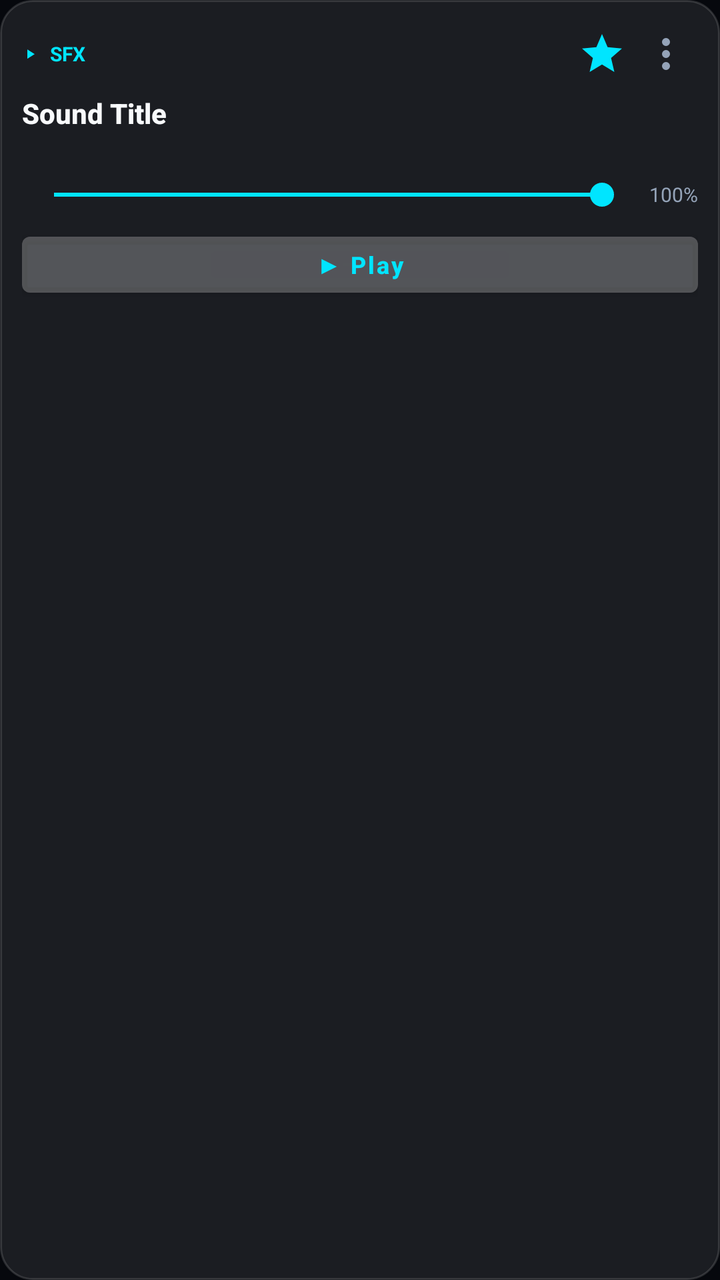
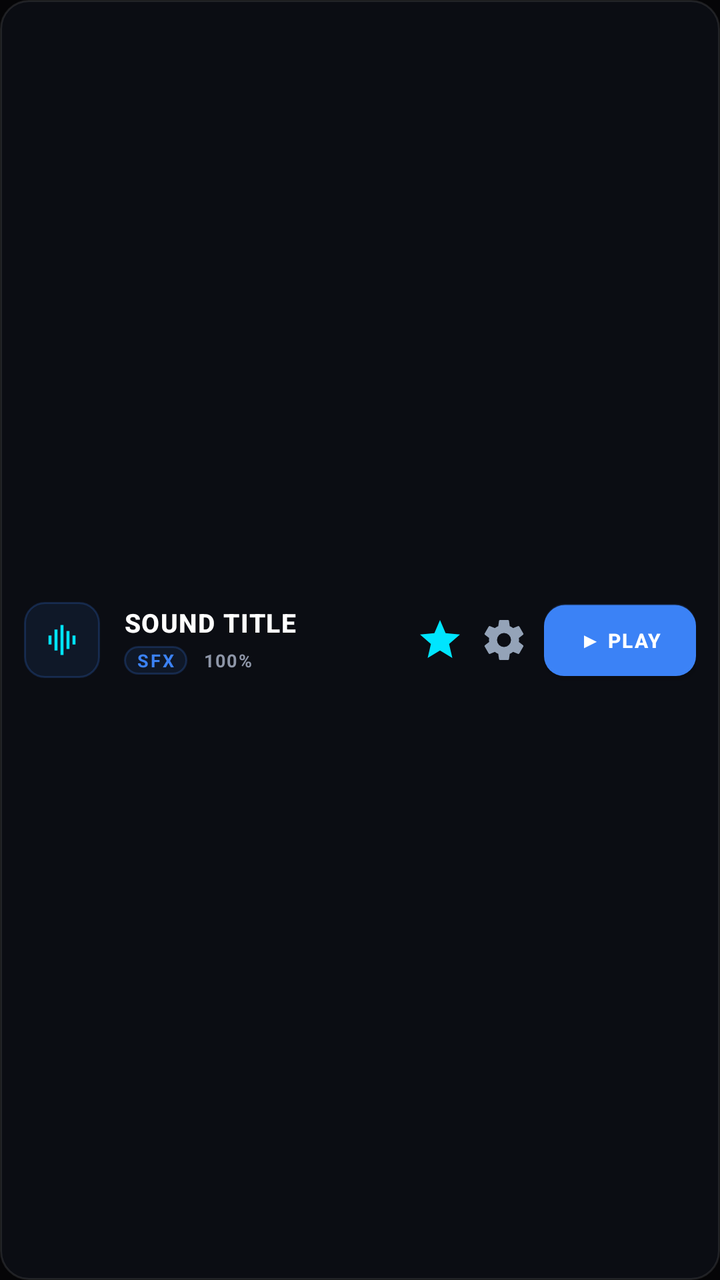

Two renders of the same Android screen: before a commit and after it. Below are the layout's source before the change and the commit's diff.
<!-- AndroidManifest.xml: application theme Theme.AuraSoundboard -->
<!-- res/layout/item_sound_card.xml -->
<?xml version="1.0" encoding="utf-8"?>
<LinearLayout xmlns:android="http://schemas.android.com/apk/res/android"
    android:id="@+id/cardRoot"
    android:layout_width="match_parent"
    android:layout_height="wrap_content"
    android:layout_margin="5dp"
    android:background="@drawable/bg_glass_card"
    android:orientation="vertical"
    android:padding="11dp">

    <LinearLayout
        android:layout_width="match_parent"
        android:layout_height="wrap_content"
        android:gravity="center_vertical"
        android:orientation="horizontal">

        <View
            android:id="@+id/viewActiveIndicator"
            android:layout_width="8dp"
            android:layout_height="8dp"
            android:background="@drawable/ic_play" />

        <TextView
            android:id="@+id/tvSoundCategory"
            android:layout_width="0dp"
            android:layout_height="wrap_content"
            android:layout_marginStart="6dp"
            android:layout_weight="1"
            android:ellipsize="end"
            android:maxLines="1"
            android:text="SFX"
            android:textColor="@color/accent_cyan"
            android:textSize="10sp"
            android:textStyle="bold" />

        <ImageButton
            android:id="@+id/btnFavorite"
            android:layout_width="32dp"
            android:layout_height="32dp"
            android:background="?attr/selectableItemBackgroundBorderless"
            android:contentDescription="Favorite"
            android:src="@drawable/ic_favorite" />

        <ImageButton
            android:id="@+id/btnMoreOptions"
            android:layout_width="32dp"
            android:layout_height="32dp"
            android:background="?attr/selectableItemBackgroundBorderless"
            android:contentDescription="Edit Sound"
            android:src="@drawable/ic_more" />
    </LinearLayout>

    <TextView
        android:id="@+id/tvSoundName"
        android:layout_width="match_parent"
        android:layout_height="wrap_content"
        android:layout_marginTop="4dp"
        android:ellipsize="end"
        android:fontFamily="sans-serif-medium"
        android:maxLines="2"
        android:minLines="2"
        android:text="Sound Title"
        android:textColor="@color/text_primary"
        android:textSize="14sp"
        android:textStyle="bold" />

    <LinearLayout
        android:layout_width="match_parent"
        android:layout_height="wrap_content"
        android:layout_marginTop="6dp"
        android:gravity="center_vertical"
        android:orientation="horizontal">

        <SeekBar
            android:id="@+id/seekItemVolume"
            android:layout_width="0dp"
            android:layout_height="wrap_content"
            android:layout_weight="1"
            android:max="100"
            android:progress="100" />

        <TextView
            android:id="@+id/tvItemVolume"
            android:layout_width="32dp"
            android:layout_height="wrap_content"
            android:gravity="end"
            android:text="100%"
            android:textColor="@color/text_secondary"
            android:textSize="10sp" />
    </LinearLayout>

    <Button
        android:id="@+id/btnPlayToggle"
        android:layout_width="match_parent"
        android:layout_height="40dp"
        android:layout_marginTop="6dp"
        android:backgroundTint="@color/glass_panel_elevated"
        android:text="▶ Play"
        android:textAllCaps="false"
        android:textColor="@color/accent_cyan"
        android:textSize="12sp"
        android:textStyle="bold" />
</LinearLayout>
<!-- resources referenced by this layout -->
<resources>
  <color name="accent_cyan">#00E5FF</color>
  <color name="glass_panel_elevated">#22FFFFFF</color>
  <color name="text_primary">#F8FAFC</color>
  <color name="text_secondary">#94A3B8</color>
  <!-- drawable bg_glass_card (drawable) -->
  <?xml version="1.0" encoding="utf-8"?>
  <shape xmlns:android="http://schemas.android.com/apk/res/android"
      android:shape="rectangle">
      <solid android:color="@color/glass_panel_fill" />
      <corners android:radius="16dp" />
      <stroke
          android:width="1dp"
          android:color="@color/glass_border_subtle" />
  </shape>
  <!-- drawable ic_favorite (drawable) -->
  <?xml version="1.0" encoding="utf-8"?>
  <vector xmlns:android="http://schemas.android.com/apk/res/android"
      android:width="24dp"
      android:height="24dp"
      android:viewportWidth="24"
      android:viewportHeight="24">
      <path
          android:fillColor="#00E5FF"
          android:pathData="M12,17.27L18.18,21L16.54,13.97L22,9.24L14.81,8.62L12,2L9.19,8.62L2,9.24L7.45,13.97L5.82,21L12,17.27Z" />
  </vector>
  <!-- drawable ic_more (drawable) -->
  <?xml version="1.0" encoding="utf-8"?>
  <vector xmlns:android="http://schemas.android.com/apk/res/android"
      android:width="24dp"
      android:height="24dp"
      android:viewportWidth="24"
      android:viewportHeight="24">
      <path
          android:fillColor="#94A3B8"
          android:pathData="M12,16A2,2 0,0 1,14 18A2,2 0,0 1,12 20A2,2 0,0 1,10 18A2,2 0,0 1,12 16M12,10A2,2 0,0 1,14 12A2,2 0,0 1,12 14A2,2 0,0 1,10 12A2,2 0,0 1,12 10M12,4A2,2 0,0 1,14 6A2,2 0,0 1,12 8A2,2 0,0 1,10 6A2,2 0,0 1,12 4Z" />
  </vector>
  <!-- drawable ic_play (drawable) -->
  <?xml version="1.0" encoding="utf-8"?>
  <vector xmlns:android="http://schemas.android.com/apk/res/android"
      android:width="24dp"
      android:height="24dp"
      android:viewportWidth="24"
      android:viewportHeight="24">
      <path
          android:fillColor="#00E5FF"
          android:pathData="M8,5.14V19.14L19,12.14L8,5.14Z" />
  </vector>
  <color name="glass_panel_fill">#16FFFFFF</color>
  <color name="glass_border_subtle">#24FFFFFF</color>
  <color name="accent_indigo">#6366F1</color>
  <color name="bg_obsidian_deep">#06080D</color>
  <!-- unchanged entries left out for length: 1 -->
</resources>

<!-- the commit's change to res/layout/item_sound_card.xml (unified diff, before → after) -->
@@ -3,101 +3,121 @@
     android:id="@+id/cardRoot"
     android:layout_width="match_parent"
     android:layout_height="wrap_content"
-    android:layout_margin="5dp"
+    android:layout_marginVertical="4dp"
     android:background="@drawable/bg_glass_card"
-    android:orientation="vertical"
-    android:padding="11dp">
+    android:gravity="center_vertical"
+    android:orientation="horizontal"
+    android:paddingHorizontal="12dp"
+    android:paddingVertical="10dp">
 
-    <LinearLayout
-        android:layout_width="match_parent"
-        android:layout_height="wrap_content"
-        android:gravity="center_vertical"
-        android:orientation="horizontal">
+    
+    <FrameLayout
+        android:id="@+id/badgeContainer"
+        android:layout_width="38dp"
+        android:layout_height="38dp"
+        android:background="@drawable/bg_badge_squircle">
 
         <View
             android:id="@+id/viewActiveIndicator"
-            android:layout_width="8dp"
-            android:layout_height="8dp"
-            android:background="@drawable/ic_play" />
+            android:layout_width="18dp"
+            android:layout_height="18dp"
+            android:layout_gravity="center"
+            android:background="@drawable/ic_sound_wave" />
+    </FrameLayout>
+
+    
+    <LinearLayout
+        android:layout_width="0dp"
+        android:layout_height="wrap_content"
+        android:layout_marginHorizontal="12dp"
+        android:layout_weight="1"
+        android:orientation="vertical">
 
         <TextView
-            android:id="@+id/tvSoundCategory"
-            android:layout_width="0dp"
+            android:id="@+id/tvSoundName"
+            android:layout_width="match_parent"
             android:layout_height="wrap_content"
-            android:layout_marginStart="6dp"
-            android:layout_weight="1"
             android:ellipsize="end"
+            android:fontFamily="sans-serif-medium"
+            android:letterSpacing="0.04"
             android:maxLines="1"
-            android:text="SFX"
-            android:textColor="@color/accent_cyan"
-            android:textSize="10sp"
+            android:text="SOUND TITLE"
+            android:textAllCaps="true"
+            android:textColor="@color/text_primary"
+            android:textSize="13sp"
             android:textStyle="bold" />
 
-        <ImageButton
-            android:id="@+id/btnFavorite"
-            android:layout_width="32dp"
-            android:layout_height="32dp"
-            android:background="?attr/selectableItemBackgroundBorderless"
-            android:contentDescription="Favorite"
-            android:src="@drawable/ic_favorite" />
+        <LinearLayout
+            android:layout_width="wrap_content"
+            android:layout_height="wrap_content"
+            android:layout_marginTop="3dp"
+            android:gravity="center_vertical"
+            android:orientation="horizontal">
 
-        <ImageButton
-            android:id="@+id/btnMoreOptions"
-            android:layout_width="32dp"
-            android:layout_height="32dp"
-            android:background="?attr/selectableItemBackgroundBorderless"
-            android:contentDescription="Edit Sound"
-            android:src="@drawable/ic_more" />
-    </LinearLayout>
+            <TextView
+                android:id="@+id/tvSoundCategory"
+                android:layout_width="wrap_content"
+                android:layout_height="wrap_content"
+                android:background="@drawable/bg_badge_squircle"
+                android:letterSpacing="0.12"
+                android:paddingHorizontal="6dp"
+                android:paddingVertical="1dp"
+                android:text="SFX"
+                android:textAllCaps="true"
+                android:textColor="@color/accent_cyan"
+                android:textSize="9sp"
+                android:textStyle="bold" />
 
-    <TextView
-        android:id="@+id/tvSoundName"
-        android:layout_width="match_parent"
-        android:layout_height="wrap_content"
-        android:layout_marginTop="4dp"
-        android:ellipsize="end"
-        android:fontFamily="sans-serif-medium"
-        android:maxLines="2"
-        android:minLines="2"
-        android:text="Sound Title"
-        android:textColor="@color/text_primary"
-        android:textSize="14sp"
-        android:textStyle="bold" />
-
-    <LinearLayout
-        android:layout_width="match_parent"
-        android:layout_height="wrap_content"
-        android:layout_marginTop="6dp"
-        android:gravity="center_vertical"
-        android:orientation="horizontal">
+            <TextView
+                android:id="@+id/tvItemVolume"
+                android:layout_width="wrap_content"
+                android:layout_height="wrap_content"
+                android:layout_marginStart="8dp"
+                android:letterSpacing="0.08"
+                android:text="100%"
+                android:textColor="@color/text_secondary"
+                android:textSize="9sp"
+                android:textStyle="bold" />
+        </LinearLayout>
 
         <SeekBar
             android:id="@+id/seekItemVolume"
-            android:layout_width="0dp"
+            android:layout_width="match_parent"
             android:layout_height="wrap_content"
-            android:layout_weight="1"
             android:max="100"
-            android:progress="100" />
-
-        <TextView
-            android:id="@+id/tvItemVolume"
-            android:layout_width="32dp"
-            android:layout_height="wrap_content"
-            android:gravity="end"
-            android:text="100%"
-            android:textColor="@color/text_secondary"
-            android:textSize="10sp" />
+            android:progress="100"
+            android:visibility="gone" />
     </LinearLayout>
 
+    <ImageButton
+        android:id="@+id/btnFavorite"
+        android:layout_width="32dp"
+        android:layout_height="32dp"
+        android:background="?attr/selectableItemBackgroundBorderless"
+        android:contentDescription="Favorite"
+        android:padding="5dp"
+        android:src="@drawable/ic_favorite" />
+
+    <ImageButton
+        android:id="@+id/btnMoreOptions"
+        android:layout_width="32dp"
+        android:layout_height="32dp"
+        android:layout_marginEnd="4dp"
+        android:background="?attr/selectableItemBackgroundBorderless"
+        android:contentDescription="Configure"
+        android:padding="5dp"
+        android:src="@drawable/ic_settings" />
+
+    
     <Button
         android:id="@+id/btnPlayToggle"
-        android:layout_width="match_parent"
-        android:layout_height="40dp"
-        android:layout_marginTop="6dp"
-        android:backgroundTint="@color/glass_panel_elevated"
-        android:text="▶ Play"
-        android:textAllCaps="false"
-        android:textColor="@color/accent_cyan"
-        android:textSize="12sp"
+        android:layout_width="76dp"
+        android:layout_height="36dp"
+        android:background="@drawable/bg_3d_button"
+        android:letterSpacing="0.08"
+        android:text="▶ PLAY"
+        android:textAllCaps="true"
+        android:textColor="@color/text_primary"
+        android:textSize="10sp"
         android:textStyle="bold" />
 </LinearLayout>
<!-- resource entries referenced after the edit -->
@@ -1,18 +1,51 @@
 <!-- resources referenced by this layout -->
 <resources>
-  <color name="accent_cyan">#00E5FF</color>
-  <color name="glass_panel_elevated">#22FFFFFF</color>
-  <color name="text_primary">#F8FAFC</color>
-  <color name="text_secondary">#94A3B8</color>
+  <color name="accent_cyan">#3B82F6</color>
+  <color name="text_primary">#FFFFFF</color>
+  <color name="text_secondary">#8E96A8</color>
+  <!-- drawable bg_3d_button (drawable) -->
+  <?xml version="1.0" encoding="utf-8"?>
+  <layer-list xmlns:android="http://schemas.android.com/apk/res/android">
+      
+      <item android:top="1dp">
+          <shape android:shape="rectangle">
+              <solid android:color="#050608" />
+              <corners android:radius="10dp" />
+          </shape>
+      </item>
+      
+      <item android:bottom="1.5dp">
+          <shape android:shape="rectangle">
+              <gradient
+                  android:angle="270"
+                  android:endColor="#11141D"
+                  android:startColor="#1B202E" />
+              <corners android:radius="10dp" />
+              <stroke
+                  android:width="1dp"
+                  android:color="#2EFFFFFF" />
+          </shape>
+      </item>
+  </layer-list>
+  <!-- drawable bg_badge_squircle (drawable) -->
+  <?xml version="1.0" encoding="utf-8"?>
+  <shape xmlns:android="http://schemas.android.com/apk/res/android"
+      android:shape="rectangle">
+      <solid android:color="#173B82F6" />
+      <corners android:radius="10dp" />
+      <stroke
+          android:width="1dp"
+          android:color="#363B82F6" />
+  </shape>
   <!-- drawable bg_glass_card (drawable) -->
   <?xml version="1.0" encoding="utf-8"?>
   <shape xmlns:android="http://schemas.android.com/apk/res/android"
       android:shape="rectangle">
-      <solid android:color="@color/glass_panel_fill" />
-      <corners android:radius="16dp" />
+      <solid android:color="#0B0D13" />
+      <corners android:radius="14dp" />
       <stroke
           android:width="1dp"
-          android:color="@color/glass_border_subtle" />
+          android:color="#19FFFFFF" />
   </shape>
   <!-- drawable ic_favorite (drawable) -->
   <?xml version="1.0" encoding="utf-8"?>
@@ -25,7 +58,7 @@
           android:fillColor="#00E5FF"
           android:pathData="M12,17.27L18.18,21L16.54,13.97L22,9.24L14.81,8.62L12,2L9.19,8.62L2,9.24L7.45,13.97L5.82,21L12,17.27Z" />
   </vector>
-  <!-- drawable ic_more (drawable) -->
+  <!-- drawable ic_settings (drawable) -->
   <?xml version="1.0" encoding="utf-8"?>
   <vector xmlns:android="http://schemas.android.com/apk/res/android"
       android:width="24dp"
@@ -34,9 +67,9 @@
       android:viewportHeight="24">
       <path
           android:fillColor="#94A3B8"
-          android:pathData="M12,16A2,2 0,0 1,14 18A2,2 0,0 1,12 20A2,2 0,0 1,10 18A2,2 0,0 1,12 16M12,10A2,2 0,0 1,14 12A2,2 0,0 1,12 14A2,2 0,0 1,10 12A2,2 0,0 1,12 10M12,4A2,2 0,0 1,14 6A2,2 0,0 1,12 8A2,2 0,0 1,10 6A2,2 0,0 1,12 4Z" />
+          android:pathData="M12,15.5A3.5,3.5 0,0 1,8.5 12A3.5,3.5 0,0 1,12 8.5A3.5,3.5 0,0 1,15.5 12A3.5,3.5 0,0 1,12 15.5M19.43,12.97C19.47,12.65 19.5,12.33 19.5,12C19.5,11.67 19.47,11.34 19.43,11L21.54,9.37C21.73,9.22 21.78,8.95 21.66,8.73L19.66,5.27C19.54,5.05 19.27,4.96 19.05,5.05L16.56,6.05C16.04,5.66 15.5,5.32 14.87,5.07L14.5,2.42C14.46,2.18 14.25,2 14,2H10C9.75,2 9.54,2.18 9.5,2.42L9.13,5.07C8.5,5.32 7.96,5.66 7.44,6.05L4.95,5.05C4.73,4.96 4.46,5.05 4.34,5.27L2.34,8.73C2.21,8.95 2.27,9.22 2.46,9.37L4.57,11C4.53,11.34 4.5,11.67 4.5,12C4.5,12.33 4.53,12.65 4.57,12.97L2.46,14.63C2.27,14.78 2.21,15.05 2.34,15.27L4.34,18.73C4.46,18.95 4.73,19.03 4.95,18.95L7.44,17.94C7.96,18.34 8.5,18.68 9.13,18.93L9.5,21.58C9.54,21.82 9.75,22 10,22H14C14.25,22 14.46,21.82 14.5,21.58L14.87,18.93C15.5,18.67 16.04,18.34 16.56,17.94L19.05,18.95C19.27,19.03 19.54,18.95 19.66,18.73L21.66,15.27C21.78,15.05 21.73,14.78 21.54,14.63L19.43,12.97Z" />
   </vector>
-  <!-- drawable ic_play (drawable) -->
+  <!-- drawable ic_sound_wave (drawable) -->
   <?xml version="1.0" encoding="utf-8"?>
   <vector xmlns:android="http://schemas.android.com/apk/res/android"
       android:width="24dp"
@@ -45,12 +78,10 @@
       android:viewportHeight="24">
       <path
           android:fillColor="#00E5FF"
-          android:pathData="M8,5.14V19.14L19,12.14L8,5.14Z" />
+          android:pathData="M3,9H5V15H3V9M7,5H9V19H7V5M11,2H13V22H11V2M15,6H17V18H15V6M19,9H21V15H19V9Z" />
   </vector>
-  <color name="glass_panel_fill">#16FFFFFF</color>
-  <color name="glass_border_subtle">#24FFFFFF</color>
   <color name="accent_indigo">#6366F1</color>
-  <color name="bg_obsidian_deep">#06080D</color>
+  <color name="bg_obsidian_deep">#050507</color>
   <!-- unchanged entries left out for length: 1 -->
 </resources>
 
